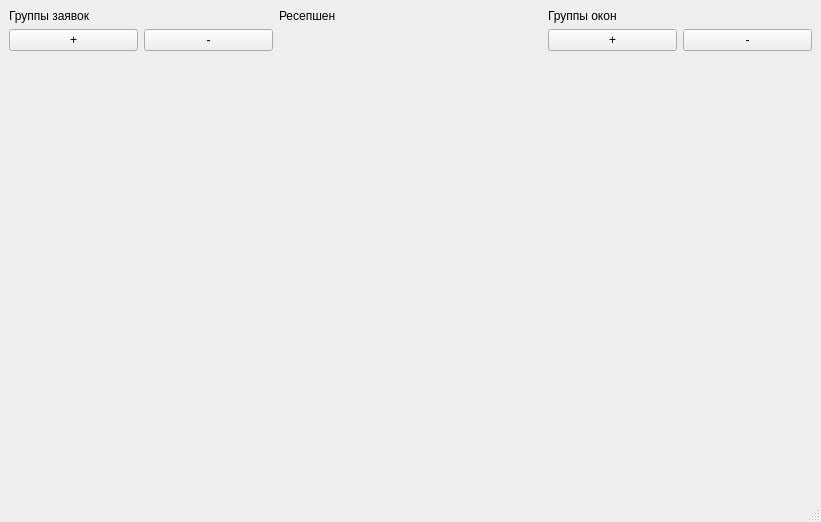
Qt form src/mainwindow.ui (LoaDeadd81/BMSTU-VKR) before a commit.
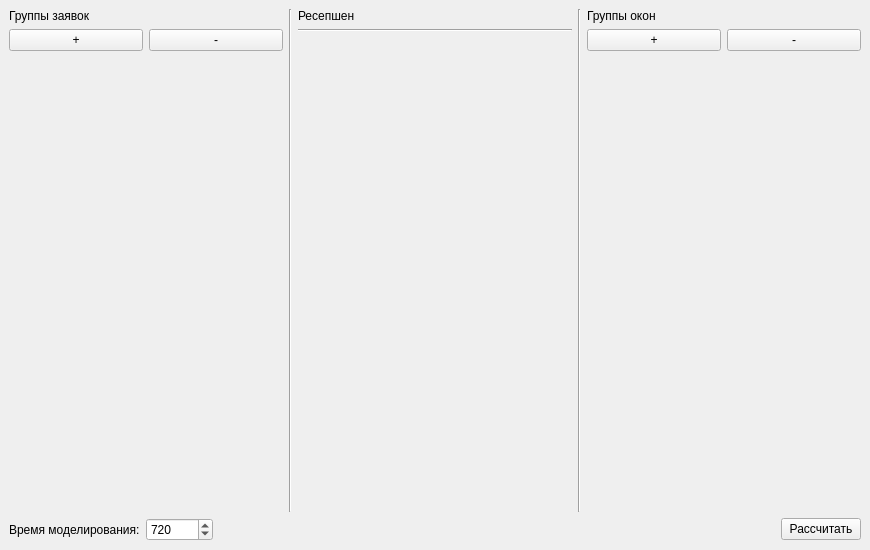
The same form after that commit.

Patch:
```diff
--- a/src/mainwindow.ui
+++ b/src/mainwindow.ui
@@ -6,14 +6,22 @@
    <rect>
     <x>0</x>
     <y>0</y>
-    <width>821</width>
-    <height>522</height>
+    <width>870</width>
+    <height>550</height>
    </rect>
   </property>
+  <property name="sizePolicy">
+   <sizepolicy hsizetype="Fixed" vsizetype="Fixed">
+    <horstretch>0</horstretch>
+    <verstretch>0</verstretch>
+   </sizepolicy>
+  </property>
   <property name="windowTitle">
    <string>MainWindow</string>
   </property>
   <widget class="QWidget" name="centralwidget">
+   <layout class="QVBoxLayout" name="verticalLayout_5">
+    <item>
    <layout class="QHBoxLayout" name="horizontalLayout_3">
     <item>
      <layout class="QVBoxLayout" name="verticalLayout_2">
@@ -60,6 +68,13 @@
       </item>
      </layout>
     </item>
+      <item>
+       <widget class="Line" name="line">
+        <property name="orientation">
+         <enum>Qt::Vertical</enum>
+        </property>
+       </widget>
+      </item>
     <item>
      <layout class="QVBoxLayout" name="verticalLayout_3">
       <item>
@@ -69,6 +84,13 @@
         </property>
        </widget>
       </item>
+        <item>
+         <widget class="Line" name="line_3">
+          <property name="orientation">
+           <enum>Qt::Horizontal</enum>
+          </property>
+         </widget>
+        </item>
       <item>
        <layout class="QVBoxLayout" name="receptionVL"/>
       </item>
@@ -87,6 +109,13 @@
       </item>
      </layout>
     </item>
+      <item>
+       <widget class="Line" name="line_2">
+        <property name="orientation">
+         <enum>Qt::Vertical</enum>
+        </property>
+       </widget>
+      </item>
     <item>
      <layout class="QVBoxLayout" name="verticalLayout_4">
       <item>
@@ -133,6 +162,52 @@
      </layout>
     </item>
    </layout>
+    </item>
+    <item>
+     <layout class="QHBoxLayout" name="horizontalLayout_4">
+      <item>
+       <widget class="QLabel" name="label_4">
+        <property name="text">
+         <string>Время моделирования:</string>
+        </property>
+       </widget>
+      </item>
+      <item>
+       <widget class="QSpinBox" name="mtimeSB">
+        <property name="minimum">
+         <number>1</number>
+        </property>
+        <property name="maximum">
+         <number>999999</number>
+        </property>
+        <property name="value">
+         <number>720</number>
+        </property>
+       </widget>
+      </item>
+      <item>
+       <spacer name="horizontalSpacer">
+        <property name="orientation">
+         <enum>Qt::Horizontal</enum>
+        </property>
+        <property name="sizeHint" stdset="0">
+         <size>
+          <width>40</width>
+          <height>20</height>
+         </size>
+        </property>
+       </spacer>
+      </item>
+      <item>
+       <widget class="QPushButton" name="countPB">
+        <property name="text">
+         <string>Рассчитать</string>
+        </property>
+       </widget>
+      </item>
+     </layout>
+    </item>
+   </layout>
   </widget>
   <widget class="QMenuBar" name="menubar">
    <property name="geometry">
@@ -144,7 +219,6 @@
     </rect>
    </property>
   </widget>
-  <widget class="QStatusBar" name="statusbar"/>
  </widget>
  <resources/>
  <connections/>
```
Left out of the diff: 4 changed lines with no effect on the pictures. Lines whose indentation alone changed are shown as unchanged.
